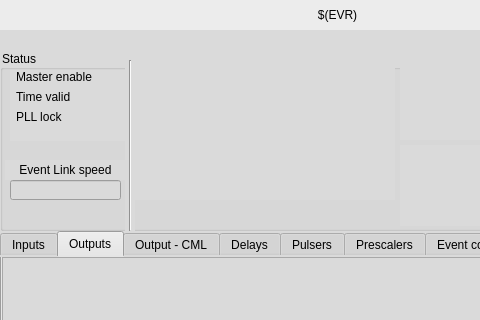
Above: ui/EVR/evr_master.ui from epics-modules/mrfioc2 before the change; both pictures show x 0 to 480 and y 0 to 320 of the 676 by 676 pixel window. Below: the same form after it.
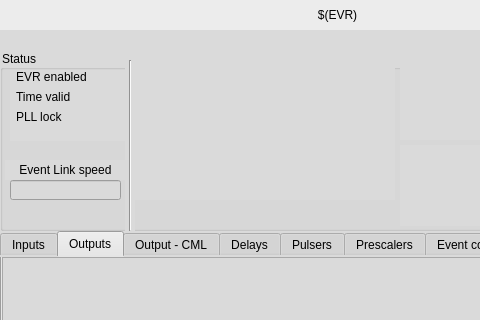
That is the form after the change. The open tabs and pages were chosen to show the change. Custom widgets are drawn as their Qt base class.

Commit message: renamed evr master UI enabled led

Patch:
```diff
--- a/ui/EVR/evr_master.ui
+++ b/ui/EVR/evr_master.ui
@@ -148,7 +148,7 @@
       <item row="0" column="1">
        <widget class="QLabel" name="label">
         <property name="text">
-         <string>Master enable</string>
+         <string>EVR enabled</string>
         </property>
        </widget>
       </item>
```
Left out of the diff: 2 changed lines with no effect on the pictures.
